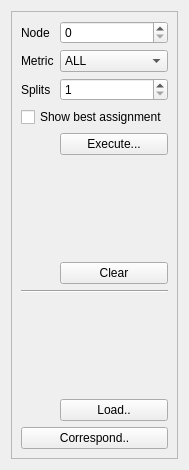
First picture: the form in ddtt/ddtt-plugin/ddtt_widget.ui, repository ialhashim/ddtt-dev, before the edit.
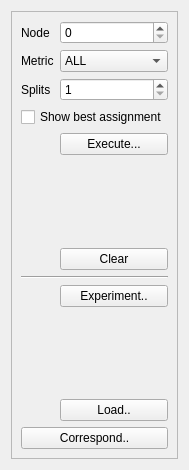
Second picture: the form after the edit.

What changed in the file:
```diff
--- a/ddtt/ddtt-plugin/ddtt_widget.ui
+++ b/ddtt/ddtt-plugin/ddtt_widget.ui
@@ -117,14 +117,14 @@
         </property>
        </widget>
       </item>
-      <item row="10" column="0" colspan="2">
+      <item row="11" column="0" colspan="2">
        <widget class="QPushButton" name="correspondButton">
         <property name="text">
          <string>Correspond..</string>
         </property>
        </widget>
       </item>
-      <item row="8" column="0" colspan="2">
+      <item row="9" column="0" colspan="2">
        <spacer name="verticalSpacer_2">
         <property name="orientation">
          <enum>Qt::Vertical</enum>
@@ -157,13 +157,20 @@
         </property>
        </widget>
       </item>
-      <item row="9" column="1">
+      <item row="10" column="1">
        <widget class="QPushButton" name="loadGraphs">
         <property name="text">
          <string>Load..</string>
         </property>
        </widget>
       </item>
+      <item row="8" column="1">
+       <widget class="QPushButton" name="experimentButton">
+        <property name="text">
+         <string>Experiment..</string>
+        </property>
+       </widget>
+      </item>
      </layout>
     </widget>
    </item>
```
